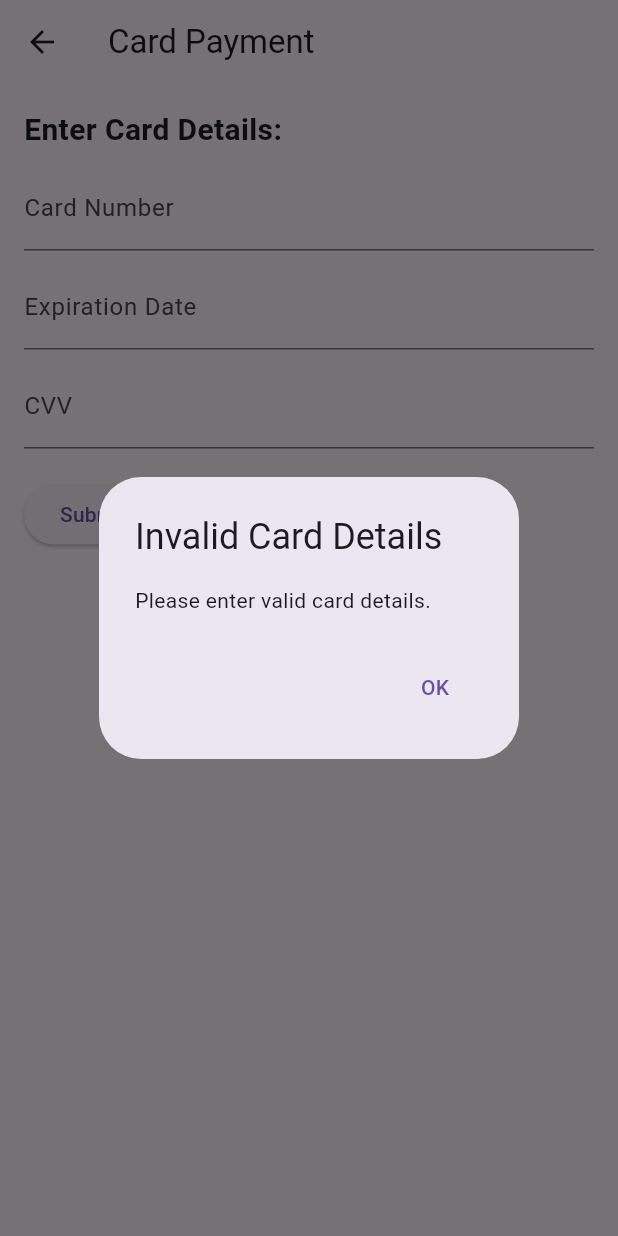
After one commit to siyam2001/scancart, a Flutter app: the CardEntryScreen screen opened directly, after a tap on "Submit Payment", on a phone screen of 412 x 824 dp. The commit adds this screen. Run offline on Flutter 3.47's test engine with Material 3 defaults, Android fonts, the phone set to English and light mode, and no system bars; our stand-ins replace camera; missing offline and left inert: flutter_barcode_scanner.

Commit message:
23/12/2023

```diff
--- /dev/null
+++ b/lib/CardEntryScreen.dart
@@ -0,0 +1,95 @@
+import 'package:flutter/material.dart';
+import 'package:scancartpro/payment_success_screen.dart';
+
+class CardEntryScreen extends StatefulWidget {
+  @override
+  _CardEntryScreenState createState() => _CardEntryScreenState();
+}
+
+class _CardEntryScreenState extends State<CardEntryScreen> {
+  TextEditingController cardNumberController = TextEditingController();
+  TextEditingController expirationDateController = TextEditingController();
+  TextEditingController cvvController = TextEditingController();
+
+  @override
+  Widget build(BuildContext context) {
+    return Scaffold(
+      appBar: AppBar(
+        title: Text('Card Payment'),
+      ),
+      body: Padding(
+        padding: const EdgeInsets.all(16.0),
+        child: Column(
+          crossAxisAlignment: CrossAxisAlignment.start,
+          children: [
+            Text(
+              'Enter Card Details:',
+              style: TextStyle(fontSize: 20, fontWeight: FontWeight.bold),
+            ),
+            SizedBox(height: 10),
+            TextFormField(
+              controller: cardNumberController,
+              keyboardType: TextInputType.number,
+              decoration: InputDecoration(labelText: 'Card Number'),
+            ),
+            SizedBox(height: 10),
+            TextFormField(
+              controller: expirationDateController,
+              keyboardType: TextInputType.datetime,
+              decoration: InputDecoration(labelText: 'Expiration Date'),
+            ),
+            SizedBox(height: 10),
+            TextFormField(
+              controller: cvvController,
+              keyboardType: TextInputType.number,
+              decoration: InputDecoration(labelText: 'CVV'),
+            ),
+            SizedBox(height: 20),
+            ElevatedButton(
+              onPressed: () async {
+                // Validate card details (add your validation logic here)
+                if (_validateCardDetails()) {
+                  // Simulate a delay to simulate card validation and payment processing
+                  await Future.delayed(Duration(seconds: 2));
+
+                  // Navigate to the payment success screen
+                  Navigator.pushReplacement(
+                    context,
+                    MaterialPageRoute(
+                      builder: (context) => PaymentSuccessScreen(),
+                    ),
+                  );
+                } else {
+                  // Show an error message or handle invalid card details
+                  showDialog(
+                    context: context,
+                    builder: (context) => AlertDialog(
+                      title: Text('Invalid Card Details'),
+                      content: Text('Please enter valid card details.'),
+                      actions: [
+                        TextButton(
+                          onPressed: () {
+                            Navigator.pop(context);
+                          },
+                          child: Text('OK'),
+                        ),
+                      ],
+                    ),
+                  );
+                }
+              },
+              child: Text('Submit Payment'),
+            ),
+          ],
+        ),
+      ),
+    );
+  }
+
+  // Validate card details function (customize based on your validation requirements)
+  bool _validateCardDetails() {
+    return cardNumberController.text.isNotEmpty &&
+        expirationDateController.text.isNotEmpty &&
+        cvvController.text.isNotEmpty;
+  }
+}
--- a/lib/main.dart
+++ b/lib/main.dart
@@ -1,6 +1,6 @@
 import 'package:flutter/material.dart';
 import 'package:scancartpro/onboarding_screen.dart';
-import 'package:scancartpro/payment_screen.dart';
+
 void main() {
   runApp(MyApp());
 }
--- a/pubspec.yaml
+++ b/pubspec.yaml
@@ -38,6 +38,7 @@ dependencies:
   cupertino_icons: ^1.0.2
   flutter_barcode_scanner: ^2.0.0
   camera: ^0.10.5+5
+  flutter_svg: ^0.22.0
 
 dev_dependencies:
   flutter_test:
```
Also changed, not shown: lib/cart_screen.dart (+69 -27 lines), lib/payment_screen.dart (+71 -6 lines), lib/product_scanner_screen.dart (+33 -11 lines), lib/receipt_screen.dart (added, +65 -0 lines), assets/logo.png (added), assets/logo.svg (added), pubspec.lock.
